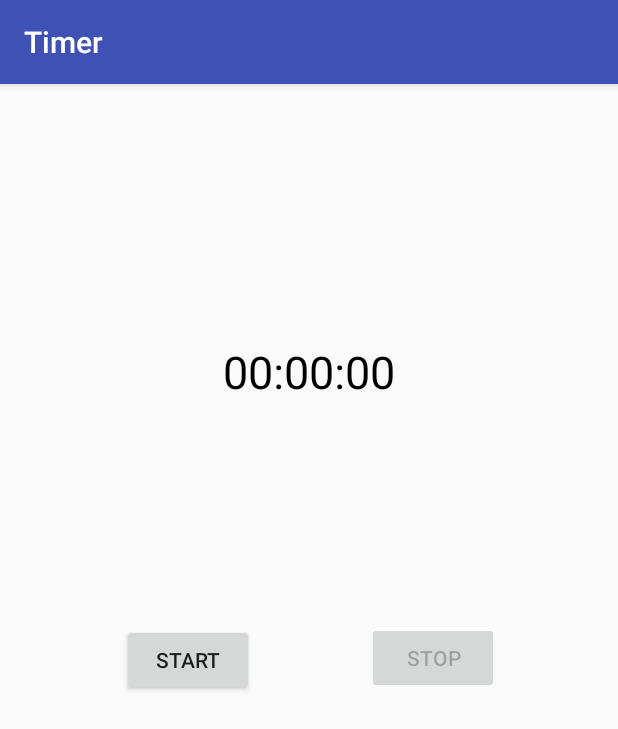
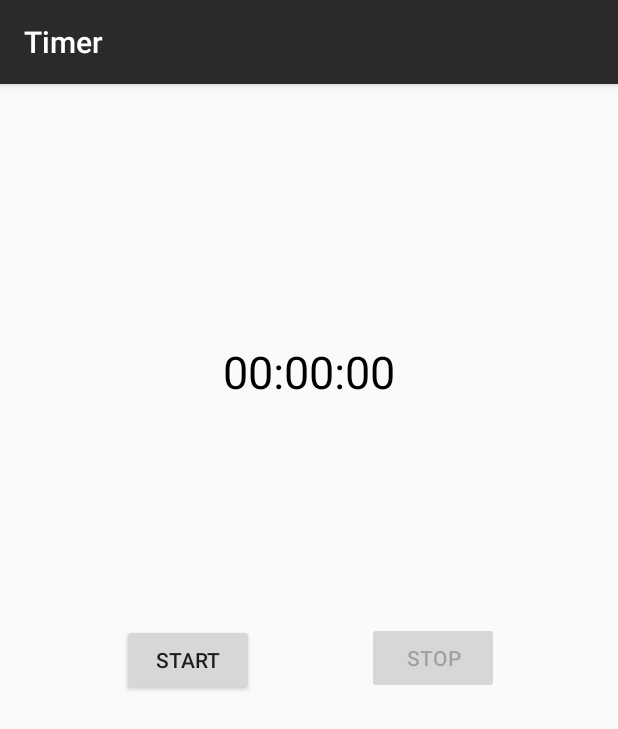
Before and after one commit to DxExWxExY/Mobile-Apps, an Android app: the TimerActivity screen opened directly, with no data from a screen before it, after a tap on "STOP", on a phone screen of 412 x 824 dp. Shown: the top 729 px of the screen. Run offline under Robolectric (Android 15) with nearby library versions, the phone set to English and light mode, and no system bars; 1 other tap on this screen came first.

Commit message:
Initial Commit

```diff
--- a/HW0/app/src/main/java/dxexwxexy/activities/Timer/TimerActivity.java
+++ b/HW0/app/src/main/java/dxexwxexy/activities/Timer/TimerActivity.java
@@ -1,13 +1,13 @@
 package dxexwxexy.activities.Timer;
 
 import android.annotation.SuppressLint;
+import android.os.Bundle;
 import android.os.Handler;
-import android.os.Looper;
 import android.os.Message;
 import android.support.v7.app.AppCompatActivity;
-import android.os.Bundle;
 import android.widget.Button;
 import android.widget.TextView;
+import android.widget.Toast;
 
 import java.util.concurrent.TimeUnit;
 
@@ -56,11 +56,14 @@ public class TimerActivity extends AppCompatActivity {
             startTimer();
             start.setEnabled(false);
             stop.setEnabled(true);
+            Toast.makeText(this, "Timer Started", Toast.LENGTH_SHORT).show();
         });
         stop.setOnClickListener(e -> {
             timer.stop();
+            handler.removeCallbacksAndMessages(null);
             start.setEnabled(true);
             stop.setEnabled(false);
+            Toast.makeText(this, "Timer Stopped", Toast.LENGTH_SHORT).show();
         });
         timerDisplay.setText(R.string.deafault_display);
     }
--- a/HW0/app/src/main/res/values/colors.xml
+++ b/HW0/app/src/main/res/values/colors.xml
@@ -1,6 +1,6 @@
 <?xml version="1.0" encoding="utf-8"?>
 <resources>
-    <color name="colorPrimary">#3F51B5</color>
-    <color name="colorPrimaryDark">#303F9F</color>
-    <color name="colorAccent">#FF4081</color>
+    <color name="colorPrimary">#2c292d</color>
+    <color name="colorPrimaryDark">#2c292d</color>
+    <color name="colorAccent">#2c292d</color>
 </resources>
```
